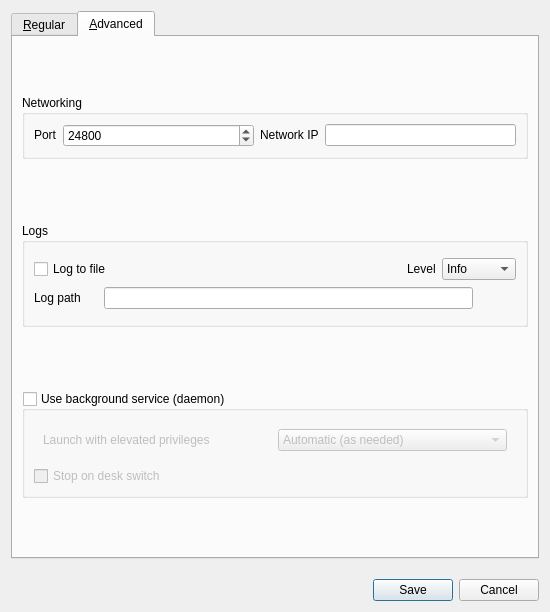
This is src/lib/gui/dialogs/SettingsDialog.ui in deskflow/deskflow as Qt 5 draws it before an edit. The edited form follows.
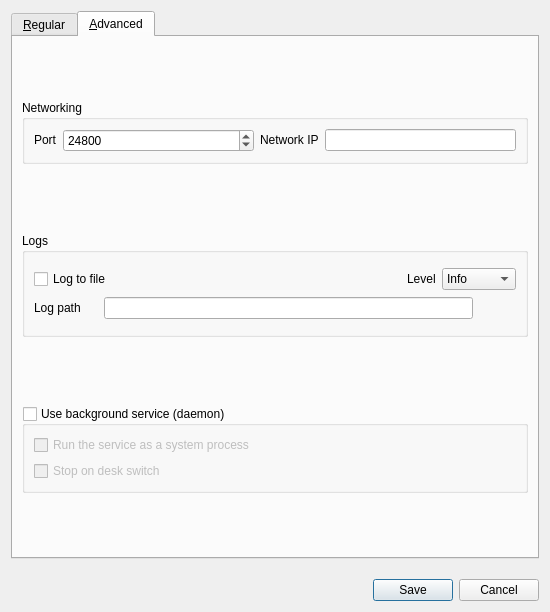
This is the edited form. The open tabs and pages were chosen to show the change. Icons and pictures are not drawn.

Commit message: refactor: use checkbox for elevate remove Settings::Core::ElevateMode and use Daemon::Elevate to hold the value

The edit to the form file:
```diff
--- a/src/lib/gui/dialogs/SettingsDialog.ui
+++ b/src/lib/gui/dialogs/SettingsDialog.ui
@@ -538,6 +538,9 @@
        </item>
        <item>
         <widget class="QGroupBox" name="groupService">
+         <property name="enabled">
+          <bool>true</bool>
+         </property>
          <property name="sizePolicy">
           <sizepolicy hsizetype="Preferred" vsizetype="Maximum">
            <horstretch>0</horstretch>
@@ -554,81 +557,6 @@
           <bool>false</bool>
          </property>
          <layout class="QGridLayout" name="_6">
-          <item row="1" column="0">
-           <widget class="QWidget" name="widgetElevate" native="true">
-            <property name="sizePolicy">
-             <sizepolicy hsizetype="Preferred" vsizetype="Maximum">
-              <horstretch>0</horstretch>
-              <verstretch>0</verstretch>
-             </sizepolicy>
-            </property>
-            <layout class="QHBoxLayout" name="_7">
-             <item>
-              <widget class="QLabel" name="lblElevate">
-               <property name="sizePolicy">
-                <sizepolicy hsizetype="Preferred" vsizetype="Fixed">
-                 <horstretch>0</horstretch>
-                 <verstretch>0</verstretch>
-                </sizepolicy>
-               </property>
-               <property name="text">
-                <string>Launch with elevated privileges</string>
-               </property>
-              </widget>
-             </item>
-             <item>
-              <widget class="QComboBox" name="comboElevate">
-               <property name="sizePolicy">
-                <sizepolicy hsizetype="Preferred" vsizetype="Fixed">
-                 <horstretch>0</horstretch>
-                 <verstretch>0</verstretch>
-                </sizepolicy>
-               </property>
-               <property name="minimumSize">
-                <size>
-                 <width>0</width>
-                 <height>0</height>
-                </size>
-               </property>
-               <property name="toolTip">
-                <string>Specify when the Windows background service should run the server or client
-                  process at an elevated privilege level.</string>
-               </property>
-               <property name="whatsThis">
-                <string>
-                &lt;p&gt;You may want to alter whether or not the privilege level of the server or client 
-                  process is automatically changed depending on your use case. In some cases it can help
-                  to diagnose or solve some problems related to elevated processes in Windows.&lt;/p&gt;
-                &lt;ul&gt;
-                  &lt;li&gt;Automatic: Elevate when the window session changes to secure mode&lt;/li&gt;
-                  &lt;li&gt;Always elevate: Always run in elevated mode (could be unsafe)&lt;/li&gt;
-                  &lt;li&gt;Never elevate: Turn off compatibility with login screen and UAC&lt;/li&gt;
-                &lt;/ul&gt;
-                </string>
-               </property>
-               <property name="currentIndex">
-                <number>0</number>
-               </property>
-               <item>
-                <property name="text">
-                 <string>Automatic (as needed)</string>
-                </property>
-               </item>
-               <item>
-                <property name="text">
-                 <string>Always elevate</string>
-                </property>
-               </item>
-               <item>
-                <property name="text">
-                 <string>Never elevate</string>
-                </property>
-               </item>
-              </widget>
-             </item>
-            </layout>
-           </widget>
-          </item>
           <item row="2" column="0">
            <widget class="QCheckBox" name="cbStopOnDeskSwitch">
             <property name="toolTip">
@@ -639,6 +567,13 @@
             </property>
            </widget>
           </item>
+          <item row="1" column="0">
+           <widget class="QCheckBox" name="cbElevateDaemon">
+            <property name="text">
+             <string>Run the service as a system process</string>
+            </property>
+           </widget>
+          </item>
          </layout>
         </widget>
        </item>
```
Left out of the diff: 4 changed lines with no effect on the pictures. The commit also changes 6 other files.
